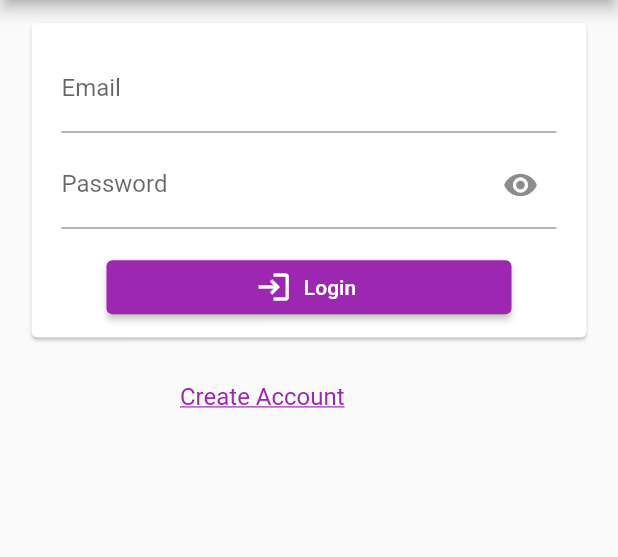
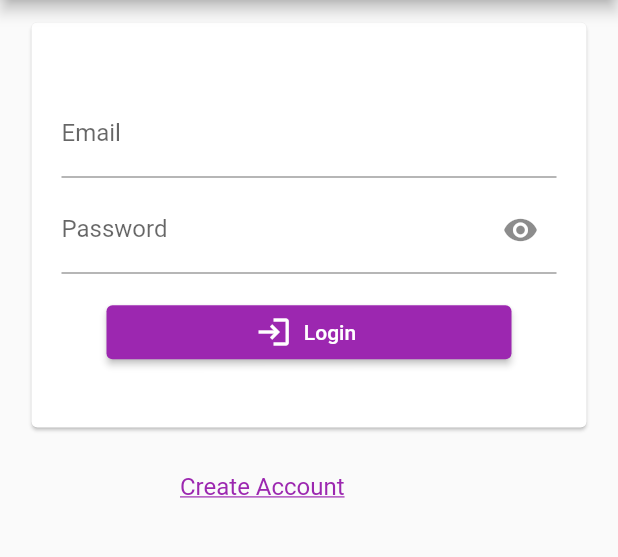
Before and after one commit to benjamin-tsoumagas/csci4100u-final-project, a Flutter app: the screen it shows after launch, on a phone screen of 412 x 824 dp, the part 84-641 px from its top. Run offline on Flutter 3.47's test engine with Material 2 defaults, Android fonts, the phone set to English and light mode, and no system bars; our stand-ins replace cloud_firestore, firebase_core; accounts and stored records are empty.

Commit message:
fixed bottom overflow

```diff
--- a/student_utility_tool/lib/user_page.dart
+++ b/student_utility_tool/lib/user_page.dart
@@ -52,7 +52,7 @@ class _UserPageState extends State<UserPage> {
             margin: const EdgeInsets.only(top: 15, left: 15, right: 15),
             child: SizedBox(
               width: 370,
-              height: 210,
+              height: 270,
               child: Form(
                 key: formKey,
                 child: Column(
```
